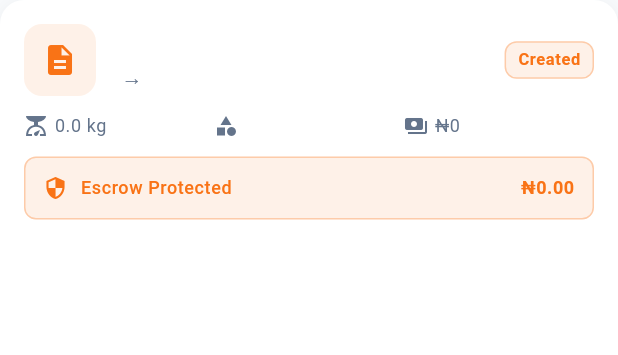
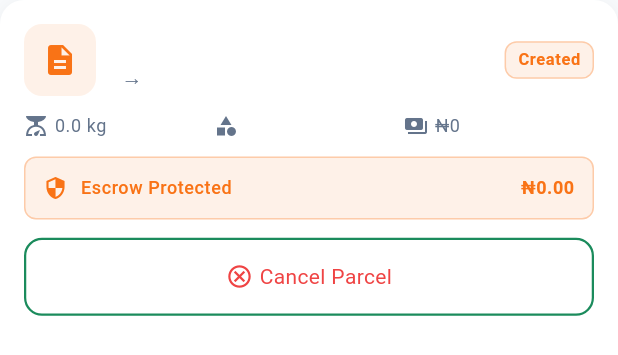
Before and after one commit to Teewhydot/parcel_am, a Flutter app: the _ParcelCard widget shown alone on an empty page, opened directly with empty values, on a phone screen of 412 x 824 dp. Shown: the top 355 px of the screen. Run offline on Flutter 3.47's test engine with Material 3 defaults, Android fonts, the phone set to English and light mode, and no system bars; our stand-ins replace bloc, cached_network_image, cloud_firestore, dartz, equatable, file_picker and 28 more; missing offline and left inert: ansicolor, app_badge_plus, corbado_auth, flutter_imagekit, flutter_inappwebview; accounts and stored records are empty.

Commit message:
feat: Add parcel cancellation functionality with balance release

```diff
--- a/lib/features/parcel_am_core/domain/entities/parcel_entity.dart
+++ b/lib/features/parcel_am_core/domain/entities/parcel_entity.dart
@@ -99,6 +99,12 @@ enum ParcelStatus {
   bool get isCompleted => this == ParcelStatus.delivered;
   bool get isCancelled => this == ParcelStatus.cancelled;
   bool get isDisputed => this == ParcelStatus.disputed;
+
+  /// Returns true if the parcel can be cancelled.
+  /// Only parcels with status 'created' or 'paid' can be cancelled.
+  /// Once a traveler is assigned and delivery starts, cancellation is not allowed.
+  bool get canBeCancelled =>
+      this == ParcelStatus.created || this == ParcelStatus.paid;
 
   /// Returns true if the status can progress to the next valid status by the courier.
   /// Returns false for terminal statuses (delivered, cancelled, disputed)
--- a/lib/features/parcel_am_core/presentation/bloc/parcel/parcel_event.dart
+++ b/lib/features/parcel_am_core/presentation/bloc/parcel/parcel_event.dart
@@ -172,3 +172,33 @@ class ParcelConfirmDeliveryRequested extends ParcelEvent {
   @override
   List<Object?> get props => [parcelId, escrowId];
 }
+
+/// Event to cancel a parcel and release held balance back to available.
+///
+/// This event can only be triggered for parcels with status 'created' or 'paid'.
+/// Upon cancellation:
+/// 1. Parcel status is updated to 'cancelled'
+/// 2. Held balance is released back to available balance
+class ParcelCancelRequested extends ParcelEvent {
+  /// The ID of the parcel to cancel
+  final String parcelId;
+
+  /// The user ID of the parcel owner (for wallet release)
+  final String userId;
+
+  /// The amount to release back to available balance
+  final double amount;
+
+  /// Optional reason for cancellation
+  final String? reason;
+
+  const ParcelCancelRequested({
+    required this.parcelId,
+    required this.userId,
+    required this.amount,
+    this.reason,
+  });
+
+  @override
+  List<Object?> get props => [parcelId, userId, amount, reason];
+}
--- a/lib/features/parcel_am_core/presentation/screens/parcel_list_screen.dart
+++ b/lib/features/parcel_am_core/presentation/screens/parcel_list_screen.dart
@@ -277,7 +277,64 @@ class _ParcelCard extends StatelessWidget {
           // Show delivery confirmation card when awaiting sender confirmation
           if (parcel.status == ParcelStatus.awaitingConfirmation)
             DeliveryConfirmationCard(parcel: parcel),
+          // Show cancel button for parcels that can be cancelled
+          if (parcel.status.canBeCancelled) ...[
+            AppSpacing.verticalSpacing(SpacingSize.md),
+            SizedBox(
+              width: double.infinity,
+              child: AppButton.outline(
+                onPressed: () => _showCancelConfirmation(context),
+                child: Row(
+                  mainAxisAlignment: MainAxisAlignment.center,
+                  children: [
+                    Icon(Icons.cancel_outlined, size: 18, color: AppColors.error),
+                    AppSpacing.horizontalSpacing(SpacingSize.xs),
+                    AppText.bodyMedium('Cancel Parcel', color: AppColors.error),
+                  ],
+                ),
+              ),
+            ),
+          ],
         ],
+      ),
+    );
+  }
+
+  void _showCancelConfirmation(BuildContext context) {
+    showDialog(
+      context: context,
+      builder: (dialogContext) {
+        return AlertDialog(
+          title: AppText.titleMedium('Cancel Parcel'),
+          content: AppText.bodyMedium(
+            'Are you sure you want to cancel this parcel? The held amount will be returned to your available balance.',
+          ),
+          actions: [
+            AppButton.text(
+              onPressed: () => Navigator.of(dialogContext).pop(),
+              child: AppText.labelMedium('No, Keep It'),
+            ),
+            AppButton.primary(
+              onPressed: () {
+                Navigator.of(dialogContext).pop();
+                _cancelParcel(context);
+              },
+              child: AppText.labelMedium('Yes, Cancel', color: Colors.white),
+            ),
+          ],
+        );
+      },
+    );
+  }
+
+  void _cancelParcel(BuildContext context) {
+    final totalAmount = (parcel.price ?? 0.0) + 150.0; // price + service fee
+    context.read<ParcelBloc>().add(
+      ParcelCancelRequested(
+        parcelId: parcel.id,
+        userId: parcel.sender.userId,
+        amount: totalAmount,
+        reason: 'User requested cancellation',
       ),
     );
   }
```
Also changed, not shown: lib/features/parcel_am_core/presentation/bloc/parcel/parcel_bloc.dart (+132 -1 lines).
